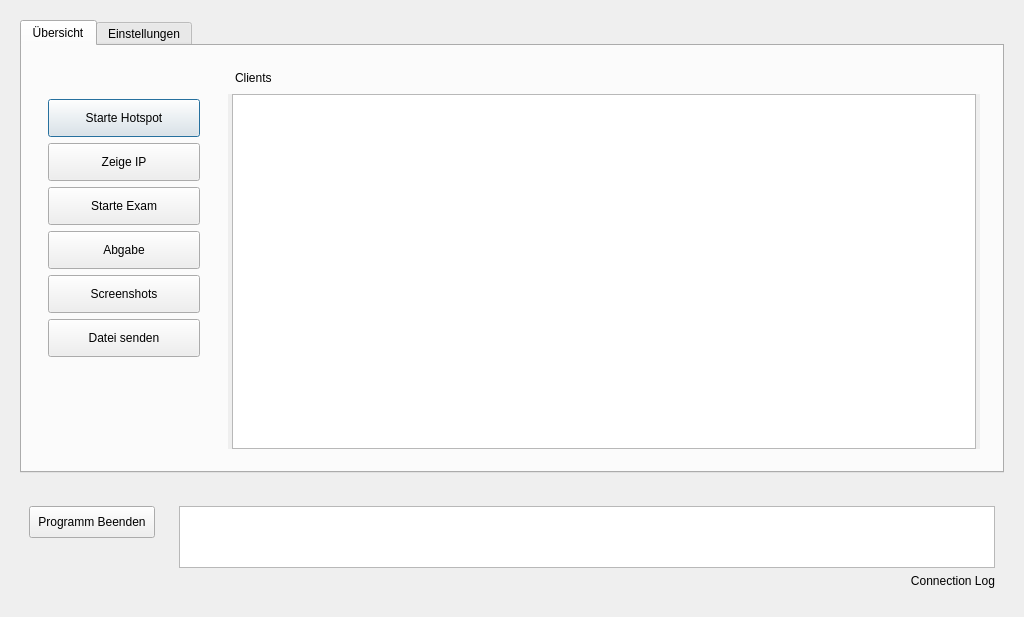
valueerrorx/life-exam, file teacher.ui: the form before one commit.
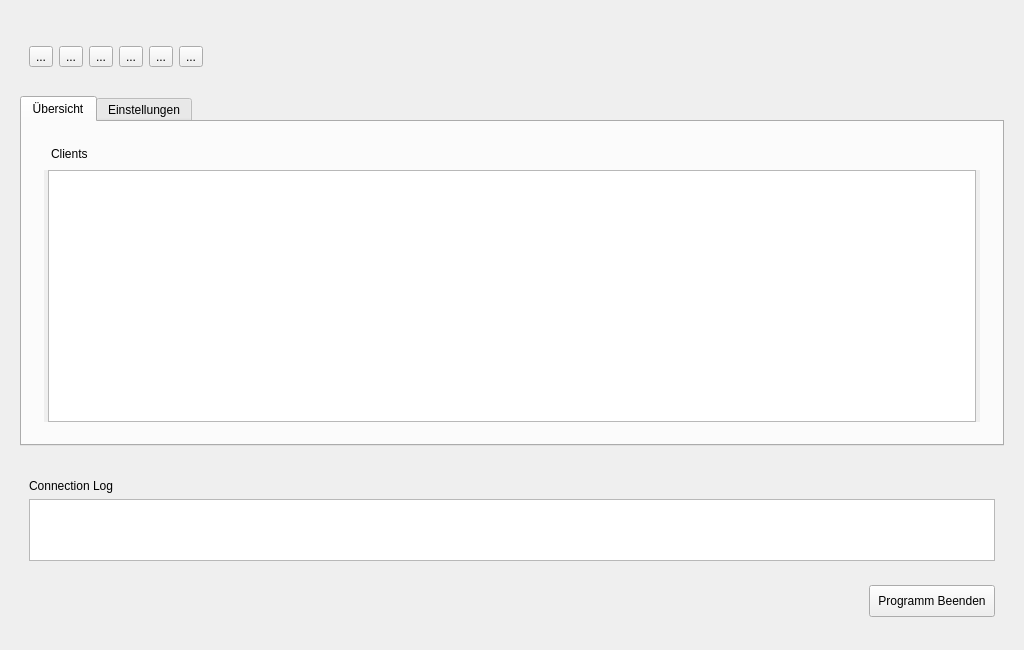
The form after the commit. The open tabs and pages were chosen to show the change. Icons and pictures are not drawn.

Commit message: added toolbar and buttons

The edit to the form file:
```diff
--- a/teacher.ui
+++ b/teacher.ui
@@ -39,6 +39,190 @@
       </sizepolicy>
      </property>
      <layout class="QVBoxLayout" name="verticalLayout_2">
+      <item>
+       <widget class="QWidget" name="widget" native="true">
+        <property name="minimumSize">
+         <size>
+          <width>0</width>
+          <height>70</height>
+         </size>
+        </property>
+        <property name="maximumSize">
+         <size>
+          <width>16777215</width>
+          <height>65</height>
+         </size>
+        </property>
+        <layout class="QHBoxLayout" name="horizontalLayout_4">
+         <item>
+          <widget class="QToolButton" name="startexam">
+           <property name="mouseTracking">
+            <bool>false</bool>
+           </property>
+           <property name="focusPolicy">
+            <enum>Qt::TabFocus</enum>
+           </property>
+           <property name="toolTip">
+            <string>Prüfungsumgebung starten</string>
+           </property>
+           <property name="statusTip">
+            <string/>
+           </property>
+           <property name="autoFillBackground">
+            <bool>false</bool>
+           </property>
+           <property name="styleSheet">
+            <string notr="true"/>
+           </property>
+           <property name="text">
+            <string>...</string>
+           </property>
+           <property name="icon">
+            <iconset>
+             <normaloff>pixmaps/chronometer.png</normaloff>pixmaps/chronometer.png</iconset>
+           </property>
+           <property name="iconSize">
+            <size>
+             <width>32</width>
+             <height>32</height>
+            </size>
+           </property>
+           <property name="checkable">
+            <bool>false</bool>
+           </property>
+           <property name="popupMode">
+            <enum>QToolButton::DelayedPopup</enum>
+           </property>
+           <property name="autoRaise">
+            <bool>false</bool>
+           </property>
+          </widget>
+         </item>
+         <item>
+          <widget class="QToolButton" name="starthotspot">
+           <property name="focusPolicy">
+            <enum>Qt::TabFocus</enum>
+           </property>
+           <property name="toolTip">
+            <string>Accesspoint aktivieren</string>
+           </property>
+           <property name="statusTip">
+            <string/>
+           </property>
+           <property name="text">
+            <string>...</string>
+           </property>
+           <property name="icon">
+            <iconset>
+             <normaloff>pixmaps/network-wireless.png</normaloff>pixmaps/network-wireless.png</iconset>
+           </property>
+           <property name="iconSize">
+            <size>
+             <width>32</width>
+             <height>32</height>
+            </size>
+           </property>
+          </widget>
+         </item>
+         <item>
+          <widget class="QToolButton" name="showip">
+           <property name="toolTip">
+            <string>IP Adresse anzeigen</string>
+           </property>
+           <property name="text">
+            <string>...</string>
+           </property>
+           <property name="icon">
+            <iconset>
+             <normaloff>pixmaps/tag.png</normaloff>pixmaps/tag.png</iconset>
+           </property>
+           <property name="iconSize">
+            <size>
+             <width>32</width>
+             <height>32</height>
+            </size>
+           </property>
+          </widget>
+         </item>
+         <item>
+          <widget class="QToolButton" name="abgabe">
+           <property name="toolTip">
+            <string>Prüfungsordner herunterladen</string>
+           </property>
+           <property name="statusTip">
+            <string/>
+           </property>
+           <property name="text">
+            <string>...</string>
+           </property>
+           <property name="icon">
+            <iconset>
+             <normaloff>pixmaps/download.png</normaloff>pixmaps/download.png</iconset>
+           </property>
+           <property name="iconSize">
+            <size>
+             <width>32</width>
+             <height>32</height>
+            </size>
+           </property>
+          </widget>
+         </item>
+         <item>
+          <widget class="QToolButton" name="screenshots">
+           <property name="toolTip">
+            <string>Screenshots aktualisieren</string>
+           </property>
+           <property name="text">
+            <string>...</string>
+           </property>
+           <property name="icon">
+            <iconset>
+             <normaloff>pixmaps/pictures.png</normaloff>pixmaps/pictures.png</iconset>
+           </property>
+           <property name="iconSize">
+            <size>
+             <width>32</width>
+             <height>32</height>
+            </size>
+           </property>
+          </widget>
+         </item>
+         <item>
+          <widget class="QToolButton" name="sendfile">
+           <property name="toolTip">
+            <string>Datei senden</string>
+           </property>
+           <property name="text">
+            <string>...</string>
+           </property>
+           <property name="icon">
+            <iconset>
+             <normaloff>pixmaps/quickopen-file.png</normaloff>pixmaps/quickopen-file.png</iconset>
+           </property>
+           <property name="iconSize">
+            <size>
+             <width>32</width>
+             <height>32</height>
+            </size>
+           </property>
+          </widget>
+         </item>
+         <item>
+          <spacer name="horizontalSpacer">
+           <property name="orientation">
+            <enum>Qt::Horizontal</enum>
+           </property>
+           <property name="sizeHint" stdset="0">
+            <size>
+             <width>40</width>
+             <height>20</height>
+            </size>
+           </property>
+          </spacer>
+         </item>
+        </layout>
+       </widget>
+      </item>
       <item>
        <widget class="QTabWidget" name="tabWidget">
         <property name="sizePolicy">
@@ -67,7 +251,13 @@
          <enum>QTabWidget::Rounded</enum>
         </property>
         <property name="currentIndex">
-         <number>0</number>
+         <number>1</number>
+        </property>
+        <property name="iconSize">
+         <size>
+          <width>22</width>
+          <height>22</height>
+         </size>
         </property>
         <widget class="QWidget" name="tab">
          <property name="sizePolicy">
@@ -83,192 +273,6 @@
           <string>Übersicht</string>
          </attribute>
          <layout class="QHBoxLayout" name="horizontalLayout">
-          <item>
-           <widget class="QWidget" name="column2" native="true">
-            <property name="sizePolicy">
-             <sizepolicy hsizetype="Fixed" vsizetype="Expanding">
-              <horstretch>0</horstretch>
-              <verstretch>0</verstretch>
-             </sizepolicy>
-            </property>
-            <layout class="QVBoxLayout" name="verticalLayout_3">
-             <item>
-              <spacer name="verticalSpacer">
-               <property name="orientation">
-                <enum>Qt::Vertical</enum>
-               </property>
-               <property name="sizeType">
-                <enum>QSizePolicy::Fixed</enum>
-               </property>
-               <property name="sizeHint" stdset="0">
-                <size>
-                 <width>20</width>
-                 <height>31</height>
-                </size>
-               </property>
-              </spacer>
-             </item>
-             <item>
-              <widget class="QPushButton" name="starthotspot">
-               <property name="sizePolicy">
-                <sizepolicy hsizetype="Preferred" vsizetype="Preferred">
-                 <horstretch>0</horstretch>
-                 <verstretch>0</verstretch>
-                </sizepolicy>
-               </property>
-               <property name="minimumSize">
-                <size>
-                 <width>160</width>
-                 <height>38</height>
-                </size>
-               </property>
-               <property name="styleSheet">
-                <string notr="true">padding:4px;</string>
-               </property>
-               <property name="text">
-                <string>Starte Hotspot</string>
-               </property>
-              </widget>
-             </item>
-             <item>
-              <widget class="QPushButton" name="showip">
-               <property name="sizePolicy">
-                <sizepolicy hsizetype="Preferred" vsizetype="Preferred">
-                 <horstretch>0</horstretch>
-                 <verstretch>0</verstretch>
-                </sizepolicy>
-               </property>
-               <property name="minimumSize">
-                <size>
-                 <width>160</width>
-                 <height>38</height>
-                </size>
-               </property>
-               <property name="styleSheet">
-                <string notr="true">padding:4px;</string>
-               </property>
-               <property name="text">
-                <string>Zeige IP</string>
-               </property>
-              </widget>
-             </item>
-             <item>
-              <widget class="QPushButton" name="startexam">
-               <property name="sizePolicy">
-                <sizepolicy hsizetype="Preferred" vsizetype="Preferred">
-                 <horstretch>0</horstretch>
-                 <verstretch>0</verstretch>
-                </sizepolicy>
-               </property>
-               <property name="minimumSize">
-                <size>
-                 <width>160</width>
-                 <height>38</height>
-                </size>
-               </property>
-               <property name="text">
-                <string>Starte Exam</string>
-               </property>
-              </widget>
-             </item>
-             <item>
-              <widget class="QPushButton" name="abgabe">
-               <property name="sizePolicy">
-                <sizepolicy hsizetype="Preferred" vsizetype="Preferred">
-                 <horstretch>0</horstretch>
-                 <verstretch>0</verstretch>
-                </sizepolicy>
-               </property>
-               <property name="minimumSize">
-                <size>
-                 <width>160</width>
-                 <height>38</height>
-                </size>
-               </property>
-               <property name="styleSheet">
-                <string notr="true">padding:4px;</string>
-               </property>
-               <property name="text">
-                <string>Abgabe</string>
-               </property>
-              </widget>
-             </item>
-             <item>
-              <widget class="QPushButton" name="screenshots">
-               <property name="sizePolicy">
-                <sizepolicy hsizetype="Preferred" vsizetype="Preferred">
-                 <horstretch>0</horstretch>
-                 <verstretch>0</verstretch>
-                </sizepolicy>
-               </property>
-               <property name="minimumSize">
-                <size>
-                 <width>160</width>
-                 <height>38</height>
-                </size>
-               </property>
-               <property name="styleSheet">
-                <string notr="true">padding:4px;</string>
-               </property>
-               <property name="text">
-                <string>Screenshots</string>
-               </property>
-              </widget>
-             </item>
-             <item>
-              <widget class="QPushButton" name="sendfile">
-               <property name="sizePolicy">
-                <sizepolicy hsizetype="Preferred" vsizetype="Preferred">
-                 <horstretch>0</horstretch>
-                 <verstretch>0</verstretch>
-                </sizepolicy>
-               </property>
-               <property name="minimumSize">
-                <size>
-                 <width>160</width>
-                 <height>38</height>
-                </size>
-               </property>
-               <property name="styleSheet">
-                <string notr="true">padding:4px;</string>
-               </property>
-               <property name="text">
-                <string>Datei senden</string>
-               </property>
-              </widget>
-             </item>
-             <item>
-              <spacer name="verticalSpacer_2">
-               <property name="orientation">
-                <enum>Qt::Vertical</enum>
-               </property>
-               <property name="sizeType">
-                <enum>QSizePolicy::Expanding</enum>
-               </property>
-               <property name="sizeHint" stdset="0">
-                <size>
-                 <width>20</width>
-                 <height>40</height>
-                </size>
-               </property>
-              </spacer>
-             </item>
-             <item>
-              <widget class="QLabel" name="icon1">
-               <property name="text">
-                <string/>
-               </property>
-               <property name="pixmap">
-                <pixmap>pixmaps/security.png</pixmap>
-               </property>
-               <property name="margin">
-                <number>0</number>
-               </property>
-              </widget>
-             </item>
-            </layout>
-           </widget>
-          </item>
           <item>
            <widget class="QWidget" name="column3" native="true">
             <property name="sizePolicy">
@@ -572,60 +576,7 @@
        <verstretch>0</verstretch>
       </sizepolicy>
      </property>
-     <layout class="QHBoxLayout" name="horizontalLayout_2">
-      <item>
-       <widget class="QWidget" name="widget_3" native="true">
-        <property name="sizePolicy">
-         <sizepolicy hsizetype="Fixed" vsizetype="Fixed">
-          <horstretch>0</horstretch>
-          <verstretch>0</verstretch>
-         </sizepolicy>
-        </property>
-        <property name="maximumSize">
-         <size>
-          <width>160</width>
-          <height>104</height>
-         </size>
-        </property>
-        <layout class="QVBoxLayout" name="verticalLayout_8">
-         <item>
-          <widget class="QPushButton" name="exit">
-           <property name="sizePolicy">
-            <sizepolicy hsizetype="Fixed" vsizetype="Fixed">
-             <horstretch>0</horstretch>
-             <verstretch>0</verstretch>
-            </sizepolicy>
-           </property>
-           <property name="minimumSize">
-            <size>
-             <width>88</width>
-             <height>0</height>
-            </size>
-           </property>
-           <property name="styleSheet">
-            <string notr="true">margin-bottom:4px;padding:8px;</string>
-           </property>
-           <property name="text">
-            <string>Programm Beenden</string>
-           </property>
-          </widget>
-         </item>
-         <item>
-          <spacer name="verticalSpacer_6">
-           <property name="orientation">
-            <enum>Qt::Vertical</enum>
-           </property>
-           <property name="sizeHint" stdset="0">
-            <size>
-             <width>20</width>
-             <height>40</height>
-            </size>
-           </property>
-          </spacer>
-         </item>
-        </layout>
-       </widget>
-      </item>
+     <layout class="QVBoxLayout" name="verticalLayout_3">
       <item>
        <widget class="QWidget" name="widget_6" native="true">
         <property name="sizePolicy">
@@ -647,19 +598,6 @@
          </size>
         </property>
         <layout class="QVBoxLayout" name="verticalLayout_9">
-         <item>
-          <widget class="QTextBrowser" name="logwidget">
-           <property name="sizePolicy">
-            <sizepolicy hsizetype="Expanding" vsizetype="Preferred">
-             <horstretch>0</horstretch>
-             <verstretch>0</verstretch>
-            </sizepolicy>
-           </property>
-           <property name="styleSheet">
-            <string notr="true">padding: 0px;</string>
-           </property>
-          </widget>
-         </item>
          <item>
           <widget class="QLabel" name="infolabel">
            <property name="font">
@@ -678,13 +616,67 @@
             <string>&lt;html&gt;&lt;head/&gt;&lt;body&gt;&lt;p&gt;Connection Log&lt;/p&gt;&lt;/body&gt;&lt;/html&gt;</string>
            </property>
            <property name="alignment">
-            <set>Qt::AlignRight|Qt::AlignTop|Qt::AlignTrailing</set>
+            <set>Qt::AlignLeading|Qt::AlignLeft|Qt::AlignTop</set>
            </property>
            <property name="wordWrap">
             <bool>true</bool>
            </property>
            <property name="indent">
             <number>-8</number>
+           </property>
+          </widget>
+         </item>
+         <item>
+          <widget class="QTextBrowser" name="logwidget">
+           <property name="sizePolicy">
+            <sizepolicy hsizetype="Expanding" vsizetype="Preferred">
+             <horstretch>0</horstretch>
+             <verstretch>0</verstretch>
+            </sizepolicy>
+           </property>
+           <property name="styleSheet">
+            <string notr="true">padding: 0px;</string>
+           </property>
+          </widget>
+         </item>
+        </layout>
+       </widget>
+      </item>
+      <item alignment="Qt::AlignRight">
+       <widget class="QWidget" name="widget_3" native="true">
+        <property name="sizePolicy">
+         <sizepolicy hsizetype="Minimum" vsizetype="Expanding">
+          <horstretch>0</horstretch>
+          <verstretch>0</verstretch>
+         </sizepolicy>
+        </property>
+        <layout class="QVBoxLayout" name="verticalLayout_8">
+         <item>
+          <widget class="QPushButton" name="exit">
+           <property name="sizePolicy">
+            <sizepolicy hsizetype="Fixed" vsizetype="Fixed">
+             <horstretch>0</horstretch>
+             <verstretch>0</verstretch>
+            </sizepolicy>
+           </property>
+           <property name="minimumSize">
+            <size>
+             <width>88</width>
+             <height>0</height>
+            </size>
+           </property>
+           <property name="layoutDirection">
+            <enum>Qt::LeftToRight</enum>
+           </property>
+           <property name="styleSheet">
+            <string notr="true">margin-bottom:4px;padding:8px;</string>
+           </property>
+           <property name="text">
+            <string>Programm Beenden</string>
+           </property>
+           <property name="icon">
+            <iconset>
+             <normaloff>pixmaps/window-close.png</normaloff>pixmaps/window-close.png</iconset>
            </property>
           </widget>
          </item>
```
Left out of the diff: 46 changed lines with no effect on the pictures. The commit also changes 4 other files.
